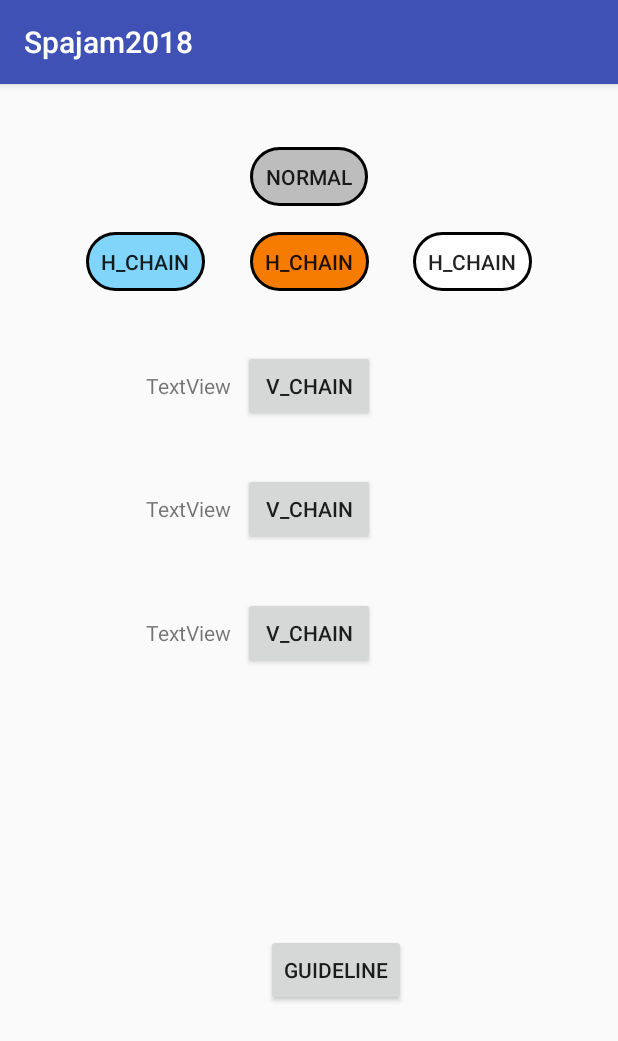
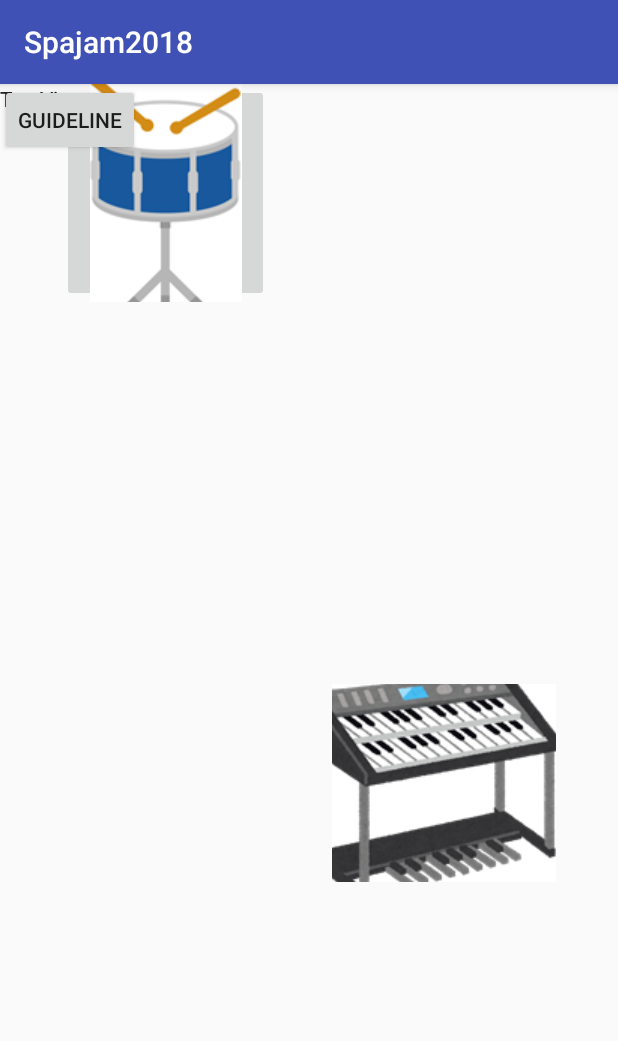
Before and after one commit to tomoki-hirai/Spajam2018, an Android app: the screen it shows after launch (MainActivity), on a phone screen of 412 x 824 dp. Shown: the top 1041 px of the screen. Run offline under Robolectric (Android 15) with nearby library versions, the phone set to English and light mode, and no system bars.

Commit message:
UI頑張ってます

```diff
--- a/app/src/main/res/layout/activity_main.xml
+++ b/app/src/main/res/layout/activity_main.xml
@@ -4,98 +4,8 @@
     xmlns:tools="http://schemas.android.com/tools"
     android:layout_width="match_parent"
     android:layout_height="match_parent"
-    tools:context=".MainActivity">
-
-    <Button
-        android:id="@+id/button"
-        android:layout_width="wrap_content"
-        android:layout_height="wrap_content"
-        android:layout_marginBottom="8dp"
-        android:layout_marginEnd="8dp"
-        android:layout_marginStart="8dp"
-        android:layout_marginTop="8dp"
-        android:text="@string/button_normal"
-        android:background="@drawable/button_ill_down"
-        app:layout_constraintBottom_toBottomOf="parent"
-        app:layout_constraintEnd_toEndOf="parent"
-        app:layout_constraintStart_toStartOf="parent"
-        app:layout_constraintTop_toTopOf="parent"
-        app:layout_constraintVertical_bias="0.042" />
-
-    <Button
-        android:id="@+id/button2"
-        android:layout_width="wrap_content"
-        android:layout_height="wrap_content"
-        android:layout_marginEnd="32dp"
-        android:layout_marginTop="8dp"
-        android:text="@string/button_horizontal_chain"
-        android:background="@drawable/button_ill_up"
-        app:layout_constraintEnd_toEndOf="parent"
-        app:layout_constraintHorizontal_bias="0.5"
-        app:layout_constraintStart_toEndOf="@+id/button3"
-        app:layout_constraintTop_toBottomOf="@+id/button" />
-
-    <Button
-        android:id="@+id/button3"
-        android:layout_width="wrap_content"
-        android:layout_height="wrap_content"
-        android:layout_marginTop="8dp"
-        android:text="@string/button_horizontal_chain"
-        android:background="@drawable/button_temp_down"
-        app:layout_constraintEnd_toStartOf="@+id/button2"
-        app:layout_constraintHorizontal_bias="0.5"
-        app:layout_constraintStart_toEndOf="@+id/button4"
-        app:layout_constraintTop_toBottomOf="@+id/button" />
-
-    <Button
-        android:id="@+id/button4"
-        android:layout_width="wrap_content"
-        android:layout_height="wrap_content"
-        android:layout_marginStart="32dp"
-        android:layout_marginTop="8dp"
-        android:text="@string/button_horizontal_chain"
-        android:background="@drawable/button_temp_up"
-        app:layout_constraintEnd_toStartOf="@+id/button3"
-        app:layout_constraintHorizontal_bias="0.5"
-        app:layout_constraintStart_toStartOf="parent"
-        app:layout_constraintTop_toBottomOf="@+id/button" />
-
-    <Button
-        android:id="@+id/button5"
-        android:layout_width="wrap_content"
-        android:layout_height="wrap_content"
-        android:layout_marginEnd="8dp"
-        android:layout_marginStart="8dp"
-        android:text="@string/button_vertical_chain"
-        app:layout_constraintBottom_toTopOf="@+id/button6"
-        app:layout_constraintEnd_toEndOf="parent"
-        app:layout_constraintStart_toStartOf="parent"
-        app:layout_constraintTop_toBottomOf="@+id/button3" />
-
-    <Button
-        android:id="@+id/button6"
-        android:layout_width="wrap_content"
-        android:layout_height="wrap_content"
-        android:layout_marginEnd="8dp"
-        android:layout_marginStart="8dp"
-        android:text="@string/button_vertical_chain"
-        app:layout_constraintBottom_toTopOf="@+id/button7"
-        app:layout_constraintEnd_toEndOf="parent"
-        app:layout_constraintStart_toStartOf="parent"
-        app:layout_constraintTop_toBottomOf="@+id/button5" />
-
-    <Button
-        android:id="@+id/button7"
-        android:layout_width="wrap_content"
-        android:layout_height="wrap_content"
-        android:layout_marginBottom="8dp"
-        android:layout_marginEnd="8dp"
-        android:layout_marginStart="8dp"
-        android:text="@string/button_vertical_chain"
-        app:layout_constraintBottom_toTopOf="@+id/guideline2"
-        app:layout_constraintEnd_toEndOf="parent"
-        app:layout_constraintStart_toStartOf="parent"
-        app:layout_constraintTop_toBottomOf="@+id/button6" />
+    tools:context=".MainActivity"
+    tools:layout_editor_absoluteY="81dp">
 
     <android.support.constraint.Guideline
         android:id="@+id/guideline"
@@ -115,43 +25,55 @@
         android:id="@+id/button8"
         android:layout_width="wrap_content"
         android:layout_height="wrap_content"
-        android:layout_marginBottom="8dp"
-        android:layout_marginEnd="8dp"
-        android:layout_marginStart="8dp"
-        android:layout_marginTop="8dp"
         android:text="@string/button_guideline"
-        app:layout_constraintBottom_toBottomOf="parent"
-        app:layout_constraintEnd_toEndOf="parent"
-        app:layout_constraintHorizontal_bias="0.51"
-        app:layout_constraintStart_toStartOf="@+id/guideline"
-        app:layout_constraintTop_toTopOf="@+id/guideline2"
-        app:layout_constraintVertical_bias="0.466" />
+        tools:layout_editor_absoluteX="163dp"
+        tools:layout_editor_absoluteY="447dp" />
 
     <TextView
         android:id="@+id/textView"
         android:layout_width="wrap_content"
         android:layout_height="wrap_content"
-        android:layout_marginEnd="8dp"
         android:text="TextView"
-        app:layout_constraintBaseline_toBaselineOf="@+id/button7"
-        app:layout_constraintEnd_toStartOf="@+id/button7" />
+        tools:layout_editor_absoluteX="82dp"
+        tools:layout_editor_absoluteY="15dp" />
 
     <TextView
         android:id="@+id/textView2"
         android:layout_width="wrap_content"
         android:layout_height="wrap_content"
-        android:layout_marginEnd="8dp"
         android:text="TextView"
-        app:layout_constraintBaseline_toBaselineOf="@+id/button6"
-        app:layout_constraintEnd_toStartOf="@+id/button6" />
+        tools:layout_editor_absoluteX="82dp"
+        tools:layout_editor_absoluteY="63dp" />
 
     <TextView
         android:id="@+id/textView3"
         android:layout_width="wrap_content"
         android:layout_height="wrap_content"
-        android:layout_marginEnd="8dp"
         android:text="TextView"
-        app:layout_constraintBaseline_toBaselineOf="@+id/button5"
-        app:layout_constraintEnd_toStartOf="@+id/button5" />
+        tools:layout_editor_absoluteX="82dp"
+        tools:layout_editor_absoluteY="15dp" />
+
+    <ImageButton
+        android:id="@+id/imageButton"
+        android:layout_width="138dp"
+        android:layout_height="145dp"
+        app:layout_constraintEnd_toStartOf="@+id/imageButton2"
+        app:layout_constraintHorizontal_bias="0.5"
+        app:layout_constraintStart_toStartOf="parent"
+        app:srcCompat="@drawable/dram"
+        tools:layout_editor_absoluteY="183dp" />
+
+    <ImageButton
+        android:id="@+id/imageButton2"
+        android:layout_width="149dp"
+        android:layout_height="132dp"
+        android:layout_marginBottom="8dp"
+        android:layout_marginTop="172dp"
+        app:layout_constraintBottom_toBottomOf="parent"
+        app:layout_constraintEnd_toEndOf="parent"
+        app:layout_constraintHorizontal_bias="0.5"
+        app:layout_constraintStart_toEndOf="@+id/imageButton"
+        app:layout_constraintTop_toTopOf="parent"
+        app:srcCompat="@drawable/elc" />
 
 </android.support.constraint.ConstraintLayout>
```
Also changed, not shown: app/src/main/res/drawable/dram.png (added), app/src/main/res/drawable/elc.png (added).
